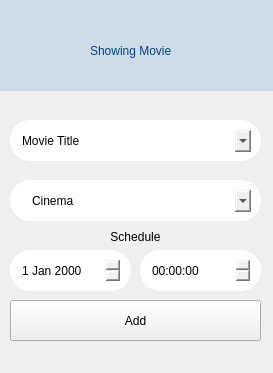
First picture: the form in Ui_Files/add_showing.ui, repository edejeed/Movie-Ticketing, before the edit.
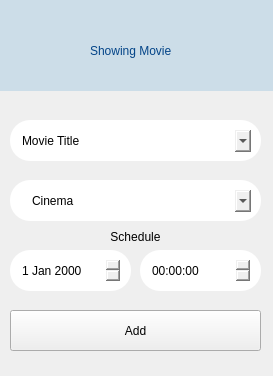
Second picture: the form after the edit. Icons and pictures are not drawn.

```diff
--- a/Ui_Files/add_showing.ui
+++ b/Ui_Files/add_showing.ui
@@ -7,7 +7,7 @@
     <x>0</x>
     <y>0</y>
     <width>273</width>
-    <height>373</height>
+    <height>376</height>
    </rect>
   </property>
   <property name="windowTitle">
@@ -266,7 +266,7 @@
     <property name="geometry">
      <rect>
       <x>10</x>
-      <y>300</y>
+      <y>310</y>
       <width>251</width>
       <height>41</height>
      </rect>
```
